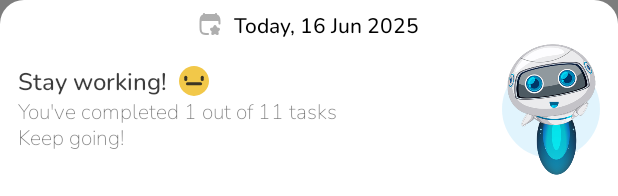
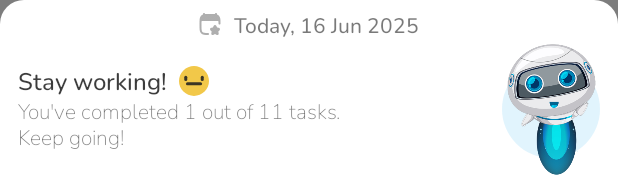
Before and after one commit to MadridSquad/Tudee, an Android app built with Jetpack Compose: the @Preview function PreviewAnalyticsCard, on a phone screen of 412 x 824 dp. Shown: the top 196 px of the screen. Run offline under Robolectric (Android 15) with nearby library versions, the phone set to English and light mode, and no system bars.

Commit message:
refactor analytics card components and exrtract string to be in stringresources.

```diff
--- a/app/src/main/java/com/washingtondcsquad/tudee/presentation/components/analytics_components/AnalyticsCard.kt
+++ b/app/src/main/java/com/washingtondcsquad/tudee/presentation/components/analytics_components/AnalyticsCard.kt
@@ -32,7 +32,11 @@ import java.time.format.DateTimeFormatter
 
 @Composable
 fun AnalyticsCard(
-    doneCount: Int, inProgressCount: Int, toDoCount: Int, modifier: Modifier = Modifier
+    doneCount: Int,
+    inProgressCount: Int,
+    toDoCount: Int,
+    tudeeStatus: TudeeStatus,
+    modifier: Modifier = Modifier
 ) {
     Column(
         horizontalAlignment = Alignment.CenterHorizontally,
@@ -53,13 +57,12 @@ fun AnalyticsCard(
             Spacer(Modifier.width(8.dp))
             Text(
                 "Today, ${LocalDate.now().format(DateTimeFormatter.ofPattern("dd MMM yyyy"))}",
-                style = AppTheme.textStyle.label.medium
+                style = AppTheme.textStyle.label.medium,
+                color = AppTheme.colors.body
             )
         }
         TudeeStatusBanner(
-            tudeeStatus = determineTudeeStatus(
-                doneCount = doneCount, inProgressCount = inProgressCount, toDoCount = toDoCount
-            ),
+            tudeeStatus = tudeeStatus,
             completedTask = doneCount,
             totalTasks = doneCount + inProgressCount + toDoCount,
         )
@@ -74,27 +77,16 @@ fun AnalyticsCard(
     }
 }
 
-fun determineTudeeStatus(doneCount: Int, inProgressCount: Int, toDoCount: Int): TudeeStatus {
-    val totalCount = doneCount + inProgressCount + toDoCount
-    if (totalCount == 0) {
-        return TudeeStatus.ZERO_TASK
-    } else if (doneCount >= totalCount / 2) {
-        return TudeeStatus.DOING_AMAZING
-    } else if (inProgressCount == 0 && doneCount == 0) {
-        return TudeeStatus.ZERO_PROGRESS
-    } else if (doneCount <= toDoCount / 2) {
-        return TudeeStatus.STAY_WORKING
-    } else {
-        return TudeeStatus.DOING_AMAZING
-    }
-}
-
 @Preview(
     showBackground = true, backgroundColor = 0xFF7D7D7D
 )
 @Composable
 private fun PreviewAnalyticsCard() {
     AnalyticsCard(
-        doneCount = 1, inProgressCount = 0, toDoCount = 10, modifier = Modifier
+        doneCount = 1,
+        inProgressCount = 0,
+        toDoCount = 10,
+        tudeeStatus = TudeeStatus.STAY_WORKING,
+        modifier = Modifier
     )
 }
--- a/app/src/main/java/com/washingtondcsquad/tudee/presentation/components/analytics_components/OverViewSection.kt
+++ b/app/src/main/java/com/washingtondcsquad/tudee/presentation/components/analytics_components/OverViewSection.kt
@@ -22,6 +22,7 @@ import androidx.compose.ui.draw.clip
 import androidx.compose.ui.graphics.Color
 import androidx.compose.ui.graphics.painter.Painter
 import androidx.compose.ui.res.painterResource
+import androidx.compose.ui.res.stringResource
 import androidx.compose.ui.tooling.preview.Preview
 import androidx.compose.ui.unit.dp
 import com.washingtondcsquad.tudee.R
@@ -53,20 +54,20 @@ fun TaskStatusCountCard(taskStatus: TaskStatus, count: Int, modifier: Modifier =
     var title: String
     when (taskStatus) {
         TaskStatus.TODO -> {
-            title = "To-Do"
+            title = stringResource(R.string.to_do)
             bgColor = AppTheme.colors.purpleAccent
             icon = painterResource(R.drawable.todo_status_icon)
         }
 
         TaskStatus.IN_PROGRESS -> {
-            title = "In progress"
+            title = stringResource(R.string.in_progress)
             bgColor = AppTheme.colors.yellowAccent
             icon = painterResource(R.drawable.inprogress_status_icon)
 
         }
 
         TaskStatus.DONE -> {
-            title = "Done"
+            title = stringResource(R.string.done)
             bgColor = AppTheme.colors.greenAccent
             icon = painterResource(R.drawable.done_status_icon)
 
--- a/app/src/main/java/com/washingtondcsquad/tudee/presentation/components/analytics_components/TudeeStatusBanner.kt
+++ b/app/src/main/java/com/washingtondcsquad/tudee/presentation/components/analytics_components/TudeeStatusBanner.kt
@@ -30,43 +30,10 @@ import com.washingtondcsquad.tudee.presentation.features.sharedUiState.TudeeStat
 fun TudeeStatusBanner(
     tudeeStatus: TudeeStatus,
     modifier: Modifier = Modifier,
-    completedTask: Int? = null,
-    totalTasks: Int? = null,
+    completedTask: Int,
+    totalTasks: Int,
 ) {
-    var title: String
-    var icon: Painter
-    var description: String
-    var bannerImage: Painter
-    when (tudeeStatus) {
-        TudeeStatus.STAY_WORKING -> {
-            title = "Stay working!"
-            icon = painterResource(R.drawable.status_neutral_icon)
-            description =
-                "You've completed ${completedTask ?: ""} out of ${totalTasks ?: ""} tasks Keep going!"
-            bannerImage = painterResource(R.drawable.stay_working_status_image)
-        }
 
-        TudeeStatus.DOING_AMAZING -> {
-            title = "Tadaa!"
-            icon = painterResource(R.drawable.status_happy_icon)
-            description = "You’re doing amazing!!!\n" + "Tudee is proud of you."
-            bannerImage = painterResource(R.drawable.doing_amazing_status_image)
-        }
-
-        TudeeStatus.ZERO_PROGRESS -> {
-            title = "Zero progress?!"
-            icon = painterResource(R.drawable.status_very_sad_icon)
-            description = "You just scrolling, not working. Tudee is watching. back to work!!!"
-            bannerImage = painterResource(R.drawable.zero_progress_status_image)
-        }
-
-        TudeeStatus.ZERO_TASK -> {
-            title = "Nothing on your list…"
-            icon = painterResource(R.drawable.status_sad_icon)
-            description = "Fill your day with something awesome."
-            bannerImage = painterResource(R.drawable.stay_working_status_image)
-        }
-    }
     Row(
         modifier = modifier.fillMaxWidth(),
         horizontalArrangement = Arrangement.SpaceBetween,
@@ -74,17 +41,23 @@ fun TudeeStatusBanner(
     ) {
         Column(modifier = Modifier.widthIn(max = 231.dp)) {
             Row {
-                Text(title, style = AppTheme.textStyle.title.small, color = AppTheme.colors.title)
+                Text(
+                    tudeeStatus.title,
+                    style = AppTheme.textStyle.title.small,
+                    color = AppTheme.colors.title
+                )
                 Spacer(Modifier.width(8.dp))
                 Icon(
-                    painter = icon,
+                    painter = painterResource(tudeeStatus.icon),
                     contentDescription = TudeeStatus.ZERO_TASK.name,
                     tint = Color.Unspecified
                 )
             }
             Spacer(Modifier.width(9.dp))
             Text(
-                description, style = AppTheme.textStyle.body.small, color = AppTheme.colors.body
+                tudeeStatus.getDescription(completedTask, totalTasks),
+                style = AppTheme.textStyle.body.small,
+                color = AppTheme.colors.body
             )
         }
         Box(
@@ -100,7 +73,7 @@ fun TudeeStatusBanner(
             )
 
             Image(
-                painter = bannerImage,
+                painter = painterResource(tudeeStatus.bannerImage),
                 modifier = Modifier.size(width = 61.dp, height = 92.dp),
                 contentDescription = TudeeStatus.STAY_WORKING.name
 
@@ -113,6 +86,6 @@ fun TudeeStatusBanner(
 @Preview
 @Composable
 private fun PreviewStatusBanner() {
-    TudeeStatusBanner(tudeeStatus = TudeeStatus.ZERO_PROGRESS)
+    TudeeStatusBanner(completedTask = 0, totalTasks = 10,tudeeStatus = TudeeStatus.ZERO_PROGRESS)
 
 }
--- a/app/src/main/res/values/strings.xml
+++ b/app/src/main/res/values/strings.xml
@@ -1,4 +1,7 @@
 <resources>
     <string name="app_name">Tudee</string>
     <string name="cancel">Cancel</string>
+    <string name="to_do">To-Do</string>
+    <string name="in_progress">In progress</string>
+    <string name="done">Done</string>
 </resources>
```
